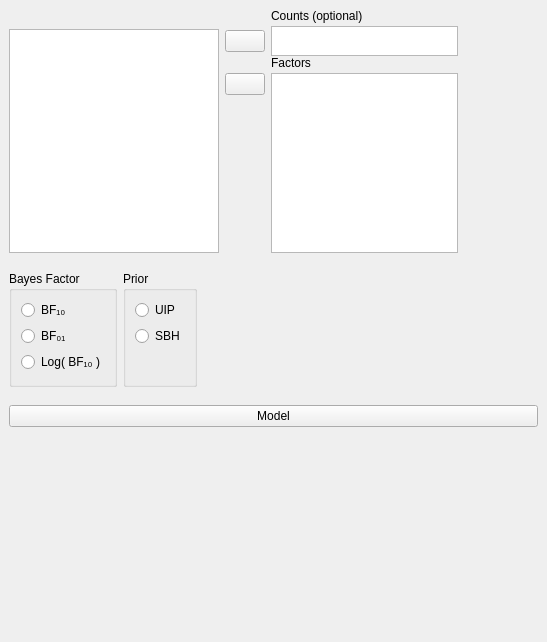
First picture: the form in JASP-Desktop/analysisforms/regressionloglinearbayesianform.ui, repository jasp-stats/jasp-desktop, before the edit.
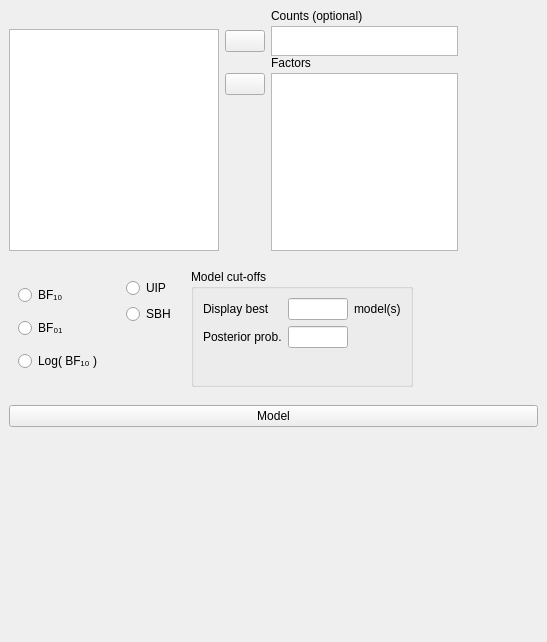
Second picture: the form after the edit. Custom widgets are drawn as their Qt base class.

Commit message:
B LLReg: Added model cutoff options
closes #926

What changed in the file:
```diff
--- a/JASP-Desktop/analysisforms/regressionloglinearbayesianform.ui
+++ b/JASP-Desktop/analysisforms/regressionloglinearbayesianform.ui
@@ -244,11 +244,11 @@
     <widget class="QWidget" name="widget_12" native="true">
      <layout class="QGridLayout" name="gridLayout_4">
       <item row="0" column="0">
-       <widget class="BoundGroupBox" name="bayesFactorType">
-        <property name="title">
+       <widget class="BoundGroupBox" name="bayesFactorType" native="true">
+        <property name="title" stdset="0">
          <string>Bayes Factor</string>
         </property>
-        <property name="flat">
+        <property name="flat" stdset="0">
          <bool>false</bool>
         </property>
         <layout class="QGridLayout" name="gridLayout_13">
@@ -277,8 +277,8 @@
        </widget>
       </item>
       <item row="0" column="1">
-       <widget class="BoundGroupBox" name="priorType">
-        <property name="title">
+       <widget class="BoundGroupBox" name="priorType" native="true">
+        <property name="title" stdset="0">
          <string>Prior</string>
         </property>
         <layout class="QGridLayout" name="gridLayout_2">
@@ -312,7 +312,7 @@
         </layout>
        </widget>
       </item>
-      <item row="0" column="2">
+      <item row="0" column="3">
        <spacer name="horizontalSpacer">
         <property name="orientation">
          <enum>Qt::Horizontal</enum>
@@ -325,6 +325,69 @@
         </property>
        </spacer>
       </item>
+      <item row="0" column="2">
+       <widget class="GroupBox" name="groupBox">
+        <property name="title">
+         <string>Model cut-offs</string>
+        </property>
+        <layout class="QGridLayout" name="gridLayout_8">
+         <item row="3" column="0" colspan="2">
+          <widget class="QLabel" name="label_3">
+           <property name="text">
+            <string>Posterior prob.</string>
+           </property>
+          </widget>
+         </item>
+         <item row="2" column="0" colspan="2">
+          <widget class="QLabel" name="label_2">
+           <property name="text">
+            <string>Display best</string>
+           </property>
+          </widget>
+         </item>
+         <item row="3" column="3" colspan="2">
+          <widget class="BoundTextBox" name="posteriorProbabilityCutOff">
+           <property name="maximumSize">
+            <size>
+             <width>60</width>
+             <height>16777215</height>
+            </size>
+           </property>
+          </widget>
+         </item>
+         <item row="2" column="3" colspan="2">
+          <widget class="BoundTextBox" name="maxModels">
+           <property name="maximumSize">
+            <size>
+             <width>60</width>
+             <height>16777215</height>
+            </size>
+           </property>
+          </widget>
+         </item>
+         <item row="2" column="5">
+          <widget class="QLabel" name="label_5">
+           <property name="text">
+            <string>model(s)</string>
+           </property>
+          </widget>
+         </item>
+         <item row="4" column="3">
+          <spacer name="verticalSpacer_2">
+           <property name="orientation">
+            <enum>Qt::Vertical</enum>
+           </property>
+           <property name="sizeHint" stdset="0">
+            <size>
+             <width>20</width>
+             <height>40</height>
+            </size>
+           </property>
+          </spacer>
+         </item>
+        </layout>
+       </widget>
+      </item>
      </layout>
     </widget>
    </item>
@@ -403,16 +466,27 @@
    <header>widgets/boundlistview.h</header>
   </customwidget>
   <customwidget>
-   <class>ExpanderButton</class>
-   <extends>QPushButton</extends>
-   <header>widgets/expanderbutton.h</header>
-  </customwidget>
-  <customwidget>
-   <class>BoundGroupBox</class>
+   <class>GroupBox</class>
    <extends>QGroupBox</extends>
+   <header>widgets/groupbox.h</header>
+   <container>1</container>
+  </customwidget>
+  <customwidget>
+   <class>BoundTextBox</class>
+   <extends>QLineEdit</extends>
+   <header>widgets/boundtextbox.h</header>
+  </customwidget>
+  <customwidget>
+   <class>BoundGroupBox</class>
+   <extends>QWidget</extends>
    <header>widgets/boundgroupbox.h</header>
    <container>1</container>
   </customwidget>
+  <customwidget>
+   <class>ExpanderButton</class>
+   <extends>QPushButton</extends>
+   <header>widgets/expanderbutton.h</header>
+  </customwidget>
   <customwidget>
    <class>AnovaModelWidget</class>
    <extends>QWidget</extends>
```
The commit also changes 2 other files.
